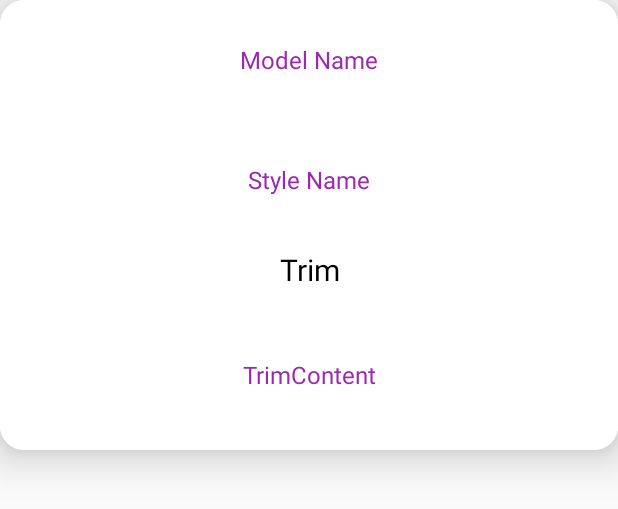
After one commit to CyboDoc/PurchaseCarAndroid, an Android app: the layout style_row_layout.xml on its own in the app's theme, with its tools: preview values and no code run, on a phone screen of 412 x 824 dp. The commit adds this screen. Shown: the top 509 px of the screen. Run offline under Robolectric (Android 15) with nearby library versions, the phone set to English and light mode, and no system bars.

Commit message:
cer model styles completed

```diff
--- a/app/src/main/AndroidManifest.xml
+++ b/app/src/main/AndroidManifest.xml
@@ -10,7 +10,7 @@
         android:label="@string/app_name"
         android:supportsRtl="true"
         android:theme="@style/AppTheme">
-        <activity android:name="cybodoc.garage.Activity.CarModelDescriptionActivity"></activity>
+        <activity android:name="cybodoc.garage.Activity.CarModelDescriptionActivity" />
         <activity android:name="cybodoc.garage.Activity.ListCarBrandsActivity">
             <intent-filter>
                 <action android:name="android.intent.action.MAIN" />
@@ -18,7 +18,8 @@
                 <category android:name="android.intent.category.LAUNCHER" />
             </intent-filter>
         </activity>
-        <activity android:name="cybodoc.garage.Activity.CarBrandModelsActivity"></activity>
+        <activity android:name="cybodoc.garage.Activity.CarBrandModelsActivity" />
+        <activity android:name="cybodoc.garage.Activity.StylesActivity"></activity>
     </application>
 
 </manifest>
--- a/app/src/main/java/cybodoc/garage/Adapter/CarBrandsAdapter.java
+++ b/app/src/main/java/cybodoc/garage/Adapter/CarBrandsAdapter.java
@@ -17,7 +17,7 @@ import java.util.List;
 import cybodoc.carpurchase.R;
 import cybodoc.garage.Activity.CarBrandModelsActivity;
 import cybodoc.garage.ModelClass.Make;
-
+import cybodoc.garage.Utils.SharedPreference;
 
 
 public class CarBrandsAdapter extends RecyclerView.Adapter<CarBrandsAdapter.DetailsViewHolder> {
@@ -53,6 +53,7 @@ public class CarBrandsAdapter extends RecyclerView.Adapter<CarBrandsAdapter.Deta
         holder.itemView.setOnClickListener(new View.OnClickListener() {
             @Override
             public void onClick(View v) {
+                SharedPreference.setMakeNiceName(context,makes.get(position).getNiceName());
                 Intent intent= new Intent(v.getContext(),CarBrandModelsActivity.class);
                 intent.putExtra("BrandNiceName",makes.get(position).getNiceName());
                 intent.putExtra("NoOfModels",makes.get(position).getModels().size());
--- a/app/src/main/java/cybodoc/garage/Api/WebService.java
+++ b/app/src/main/java/cybodoc/garage/Api/WebService.java
@@ -7,6 +7,7 @@ package cybodoc.garage.Api;
 
 import cybodoc.garage.ModelClass.CarBrands;
 import cybodoc.garage.ModelClass.Make;
+import cybodoc.garage.ModelClass.StyleModelRootClass;
 import retrofit2.Call;
 import retrofit2.http.GET;
 import retrofit2.http.Path;
@@ -16,9 +17,11 @@ import retrofit2.http.Query;
  * Created by pratheesh on 28-08-2016.
  */
 public interface WebService {
-    //https://api.edmunds.com/api/vehicle/v2/audi?state=used&view=basic&fmt=json&api_key=svddd53q99xzb75uetqf7dbh
+   // /api/vehicle/v2/audi/a4/1996/styles?fmt=json&api_key=svddd53q99xzb75uetqf7dbh
     @GET("/api/vehicle/v2/makes")
     Call<CarBrands> getCarBrands(@Query("state") String state, @Query("view") String view, @Query("fmt") String fmt, @Query("api_key") String key);
     @GET("/api/vehicle/v2/{id}")
     Call<Make> getCarBrandModels(@Path("id") String niceName, @Query("state") String state, @Query("view") String view, @Query("fmt") String fmt, @Query("api_key") String key);
+    @GET("/api/vehicle/v2/{make}/{model}/{year}/styles")
+    Call<StyleModelRootClass> getCarModelStyles(@Path("make") String make,@Path("model") String model,@Path("year") int year, @Query("fmt") String fmt, @Query("api_key") String key);
 }
--- a/app/src/main/java/cybodoc/garage/Utils/Constants.java
+++ b/app/src/main/java/cybodoc/garage/Utils/Constants.java
@@ -8,4 +8,7 @@ public class Constants {
     public final static  String BASE_URL="https://api.edmunds.com";
     public final static String API_KEY="svddd53q99xzb75uetqf7dbh";
 
+    public static final String PREFERENCE_KEY ="key" ;
+    public static final String MAKE_NICE_NAME ="makeNiceName" ;
+    public static final String MODEL_NICE_NAME ="modelNiceName" ;
 }
--- /dev/null
+++ b/app/src/main/res/layout/style_row_layout.xml
@@ -0,0 +1,55 @@
+<?xml version="1.0" encoding="utf-8"?>
+<android.support.v7.widget.CardView xmlns:android="http://schemas.android.com/apk/res/android"
+    xmlns:app="http://schemas.android.com/apk/res-auto"
+
+    app:cardCornerRadius="@dimen/activity_vertical_margin"
+    app:cardElevation="@dimen/activity_vertical_margin"
+    android:layout_width="match_parent"
+    android:layout_height="300sp">
+    <RelativeLayout
+        android:layout_width="match_parent"
+        android:layout_height="match_parent">
+
+        <TextView
+            android:id="@+id/style_model_name"
+            android:text="Model Name"
+            android:gravity="center"
+            android:textColor="@color/colorPrimary"
+            android:background="@color/white"
+            android:textSize="16sp"
+            android:layout_width="match_parent"
+            android:layout_height="80sp" />
+        <TextView
+            android:id="@+id/style_name"
+            android:text="Style Name"
+            android:gravity="center"
+            android:layout_below="@id/style_model_name"
+            android:textColor="@color/colorPrimary"
+            android:background="@color/white"
+            android:textSize="16sp"
+            android:layout_width="match_parent"
+            android:layout_height="80sp" />
+        <TextView
+android:layout_below="@id/style_name"
+            android:id="@+id/trim"
+            android:text="Trim"
+            android:gravity="center"
+            android:textColor="@color/black"
+            android:background="@color/white"
+            android:textSize="20sp"
+            android:layout_width="match_parent"
+            android:layout_height="40sp" />
+            <TextView
+                android:id="@+id/trim_content"
+                android:layout_below="@id/trim"
+                android:text="TrimContent"
+                android:gravity="center"
+                android:textColor="@color/colorPrimary"
+                android:background="@color/white"
+                android:textSize="16sp"
+                android:layout_width="match_parent"
+                android:layout_height="100sp" />
+
+
+    </RelativeLayout>
+</android.support.v7.widget.CardView>
```
Also changed, not shown: app/src/main/java/cybodoc/garage/Activity/StylesActivity.java (added, +71 -0 lines), app/src/main/java/cybodoc/garage/Adapter/CarBrandModelsAdapter.java (+5 -5 lines), app/src/main/java/cybodoc/garage/Adapter/CarStylesAdapter.java (added, +80 -0 lines), app/src/main/java/cybodoc/garage/Api/UserApi.java (+45 -1 lines), app/src/main/java/cybodoc/garage/ModelClass/Style.java (added, +49 -0 lines), app/src/main/java/cybodoc/garage/ModelClass/StyleMake.java (added, +28 -0 lines), app/src/main/java/cybodoc/garage/ModelClass/StyleModel.java (added, +28 -0 lines), app/src/main/java/cybodoc/garage/ModelClass/StyleModelRootClass.java (added, +23 -0 lines), app/src/main/java/cybodoc/garage/ModelClass/Submodel.java (added, +28 -0 lines), app/src/main/java/cybodoc/garage/Utils/SharedPreference.java (added, +30 -0 lines), app/src/main/res/layout/activity_styles.xml (added, +63 -0 lines), app/src/main/res/values/strings.xml (+31 -0 lines).
